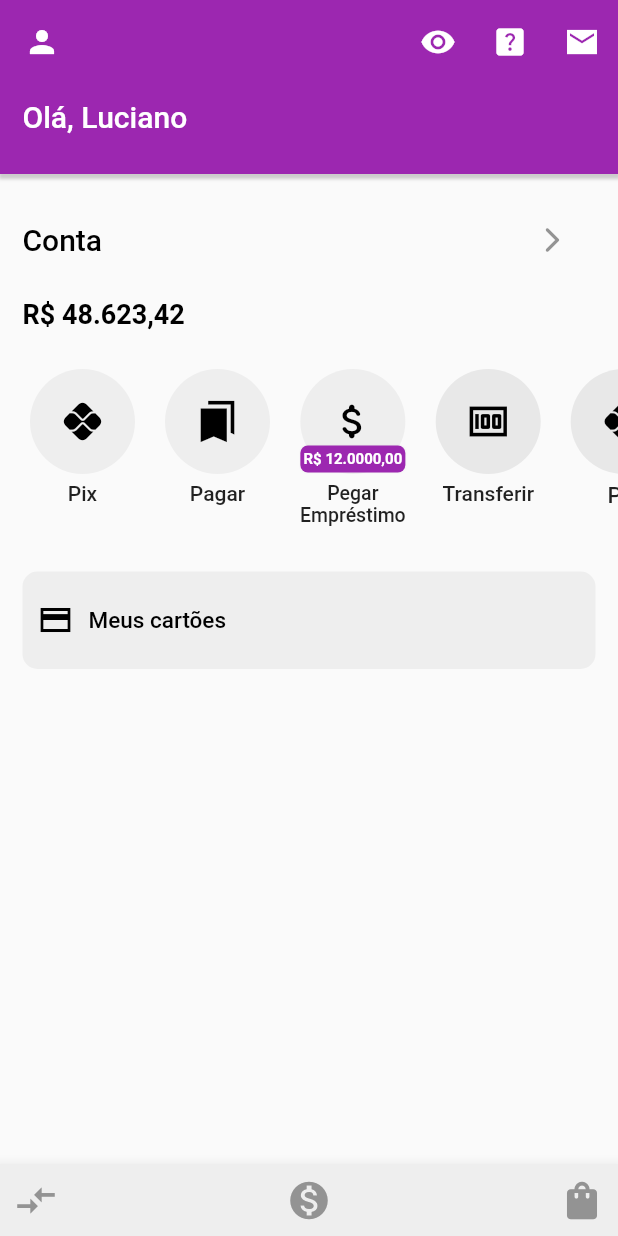
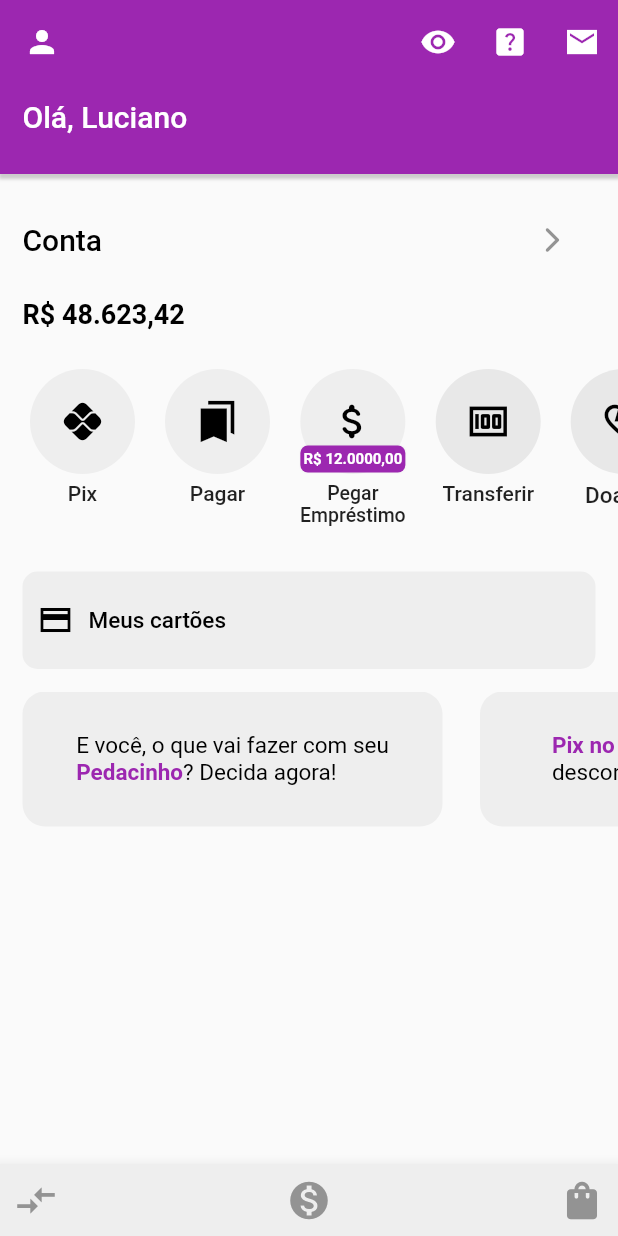
Before and after one commit to LucianoFraga27/nubank.project--flutter, a Flutter app: the screen it shows after launch, on a phone screen of 412 x 824 dp. Run offline on Flutter 3.47's test engine with Material 2 defaults, Android fonts, the phone set to English and light mode, and no system bars.

Commit message:
Card de novidades

```diff
--- a/lib/main.dart
+++ b/lib/main.dart
@@ -14,7 +14,7 @@ class MyApp extends StatelessWidget {
       title: 'Bank Project',
       theme: ThemeData(
           primarySwatch: Colors.purple,
-          iconTheme: IconThemeData(
+          iconTheme: const IconThemeData(
             color: Colors.white,
           )),
       home: const HomePage(),
--- a/lib/pages/home_page.dart
+++ b/lib/pages/home_page.dart
@@ -1,5 +1,6 @@
 import 'package:flutter/material.dart';
 
+import 'homepage/card_novidades.dart';
 import 'homepage/icones.dart';
 import 'homepage/meus_cartoes.dart';
 import 'homepage/saldo_conta.dart';
@@ -21,8 +22,9 @@ class _HomePageState extends State<HomePage> {
     );
   }
 
-  Column _body() {
-    return Column(
+  _body() {
+    return SingleChildScrollView(
+      child: Column(
         mainAxisAlignment: MainAxisAlignment.start,
         children: [
           _appBarNamed(),
@@ -32,7 +34,11 @@ class _HomePageState extends State<HomePage> {
           const IconesPage(),
           const SizedBox(height: 10),
           const MeusCartoes(),
+          const SizedBox(height: 10),
+          const CardNovidades(),
+          const SizedBox(height: 10),
         ],
+      ),
     );
   }
 
--- /dev/null
+++ b/lib/pages/homepage/card_novidades.dart
@@ -0,0 +1,100 @@
+import 'package:flutter/material.dart';
+import 'package:flutter/src/widgets/framework.dart';
+import 'package:flutter/src/widgets/placeholder.dart';
+
+class CardNovidades extends StatefulWidget {
+  const CardNovidades({super.key});
+
+  @override
+  State<CardNovidades> createState() => _CardNovidadesState();
+}
+
+class _CardNovidadesState extends State<CardNovidades> {
+  @override
+  Widget build(BuildContext context) {
+    return Container(
+      //color: Colors.red,
+      height: 90,
+      width: double.infinity,
+      child: ListView(
+        scrollDirection: Axis.horizontal,
+        children: [
+          Container(
+            margin: EdgeInsets.only(left: 15, right: 10),
+            width: 280,
+            height: 80,
+            decoration: BoxDecoration(
+                color: const Color.fromARGB(255, 238, 238, 238),
+                borderRadius: BorderRadius.circular(15)),
+            child: Center(
+              child: RichText(
+                text: TextSpan(
+                  style: TextStyle(fontSize: 15.0, color: Colors.black),
+                  children: <TextSpan>[
+                    TextSpan(text: 'E você, o que vai fazer com seu\n'),
+                    TextSpan(
+                      text: 'Pedacinho',
+                      style: TextStyle(
+                          color: Colors.purple, fontWeight: FontWeight.bold),
+                    ),
+                    TextSpan(text: '? Decida agora!'),
+                  ],
+                ),
+              ),
+            ),
+          ),
+          Container(
+            margin: EdgeInsets.only(left: 15, right: 10),
+            width: 280,
+            height: 80,
+            decoration: BoxDecoration(
+                color: const Color.fromARGB(255, 238, 238, 238),
+                borderRadius: BorderRadius.circular(15)),
+            child: Center(
+              child: RichText(
+                text: TextSpan(
+                  style: TextStyle(fontSize: 15.0, color: Colors.black),
+                  children: <TextSpan>[
+                    TextSpan(
+                        text: 'Pix no Crédito:',
+                        style: TextStyle(
+                            color: Colors.purple, fontWeight: FontWeight.bold)),
+                    TextSpan(
+                      text: ' aproveite os',
+                    ),
+                    TextSpan(text: '\ndescontos da Black Friday.'),
+                  ],
+                ),
+              ),
+            ),
+          ),
+          Container(
+            margin: EdgeInsets.only(left: 15, right: 10),
+            width: 280,
+            height: 80,
+            decoration: BoxDecoration(
+                color: const Color.fromARGB(255, 238, 238, 238),
+                borderRadius: BorderRadius.circular(15)),
+            child: Center(
+              child: RichText(
+                text: TextSpan(
+                  style: TextStyle(fontSize: 15.0, color: Colors.black),
+                  children: <TextSpan>[
+                    TextSpan(
+                        text: 'Novidade!',
+                        style: TextStyle(
+                            color: Colors.purple, fontWeight: FontWeight.bold)),
+                    TextSpan(
+                      text: ' Conheça a ferramenta',
+                    ),
+                    TextSpan(text: '\nde Controle de Gastos do Nubank.'),
+                  ],
+                ),
+              ),
+            ),
+          ),
+        ],
+      ),
+    );
+  }
+}
--- a/lib/pages/homepage/icones.dart
+++ b/lib/pages/homepage/icones.dart
@@ -9,7 +9,7 @@ class IconesPage extends StatelessWidget {
         //color: Colors.red,
         height: 130,
         width: double.infinity,
-        margin: EdgeInsets.only(left: 10),
+        margin: const EdgeInsets.only(left: 10),
         child: ListView(
           scrollDirection: Axis.horizontal,
           children: [
@@ -217,7 +217,7 @@ class IconesPage extends StatelessWidget {
                         children: [
                           Icon(
                             color: Colors.black,
-                            Icons.pix,
+                            Icons.heart_broken_outlined,
                             size: 30,
                           ),
                         ],
@@ -226,7 +226,7 @@ class IconesPage extends StatelessWidget {
                     Container(
                       margin: EdgeInsets.only(top: 5),
                       child: Text(
-                        "Pix",
+                        "Doação",
                         style: TextStyle(
                             fontSize: 15, fontWeight: FontWeight.w500),
                       ),
@@ -251,7 +251,7 @@ class IconesPage extends StatelessWidget {
                         children: [
                           Icon(
                             color: Colors.black,
-                            Icons.pix,
+                            Icons.phone_android_outlined,
                             size: 30,
                           ),
                         ],
@@ -260,7 +260,8 @@ class IconesPage extends StatelessWidget {
                     Container(
                       margin: EdgeInsets.only(top: 5),
                       child: Text(
-                        "Pix",
+                        "Recarga",
+                        textAlign: TextAlign.center,
                         style: TextStyle(
                             fontSize: 15, fontWeight: FontWeight.w500),
                       ),
```
Lines whose indentation alone changed are shown as unchanged.
